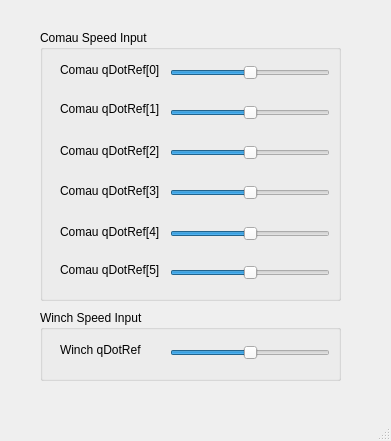
Qt form remote-iface/MainWindow.ui (sondretordal/motion-lab) before a commit.
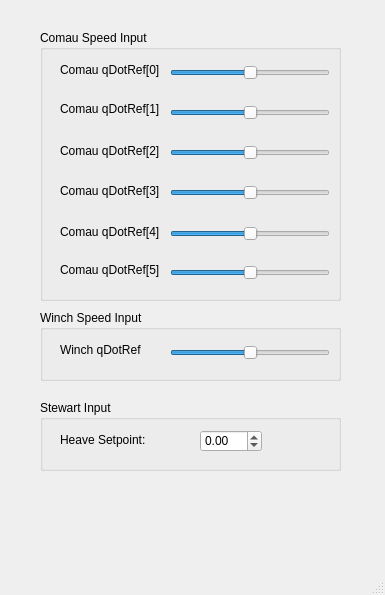
The same form after that commit.

Commit message: Added input for EM1500 and EM8000 to remote iface

```diff
--- a/remote-iface/MainWindow.ui
+++ b/remote-iface/MainWindow.ui
@@ -6,8 +6,8 @@
    <rect>
     <x>0</x>
     <y>0</y>
-    <width>391</width>
-    <height>441</height>
+    <width>385</width>
+    <height>595</height>
    </rect>
   </property>
   <property name="windowTitle">
@@ -285,6 +285,51 @@
      </property>
     </widget>
    </widget>
+   <widget class="QGroupBox" name="groupBox_3">
+    <property name="geometry">
+     <rect>
+      <x>40</x>
+      <y>400</y>
+      <width>301</width>
+      <height>71</height>
+     </rect>
+    </property>
+    <property name="title">
+     <string>Stewart Input</string>
+    </property>
+    <widget class="QLabel" name="label_12">
+     <property name="geometry">
+      <rect>
+       <x>20</x>
+       <y>30</y>
+       <width>101</width>
+       <height>20</height>
+      </rect>
+     </property>
+     <property name="text">
+      <string>Heave Setpoint:</string>
+     </property>
+    </widget>
+    <widget class="QDoubleSpinBox" name="em1500_heavePos">
+     <property name="geometry">
+      <rect>
+       <x>160</x>
+       <y>30</y>
+       <width>62</width>
+       <height>22</height>
+      </rect>
+     </property>
+     <property name="minimum">
+      <double>-0.200000000000000</double>
+     </property>
+     <property name="maximum">
+      <double>0.200000000000000</double>
+     </property>
+     <property name="singleStep">
+      <double>0.010000000000000</double>
+     </property>
+    </widget>
+   </widget>
   </widget>
   <widget class="QMenuBar" name="menubar">
    <property name="geometry">
```
Left out of the diff: 2 changed lines with no effect on the pictures. The commit also changes 34 other files.
